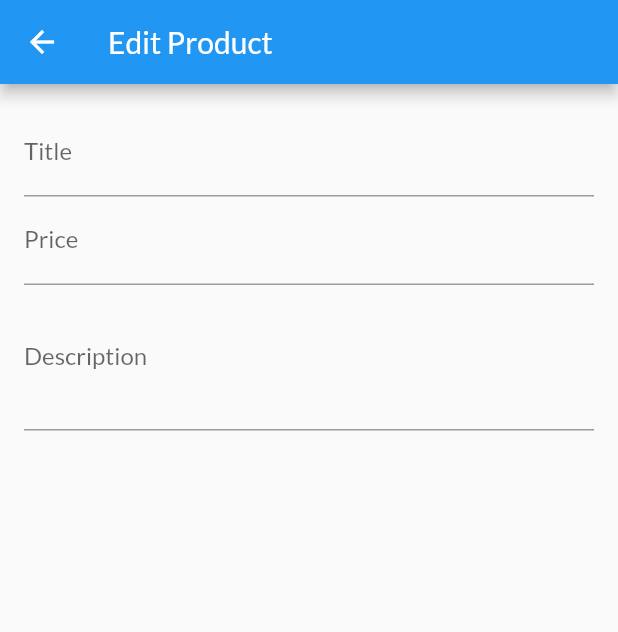
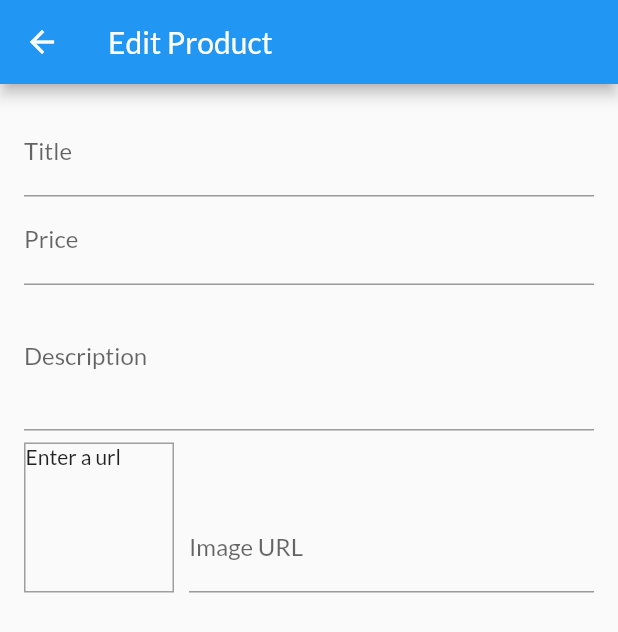
Before and after one commit to yusuf-delvi/myshop_flutter, a Flutter app: the EditProductPage screen opened by its route, on a phone screen of 412 x 824 dp. Shown: the top 632 px of the screen. Run offline on Flutter 3.47's test engine with Material 2 defaults, Android fonts, the phone set to English and light mode, and no system bars; network calls fail.

Commit message:
add image input and preview

```diff
--- a/lib/pages/edit_product_page.dart
+++ b/lib/pages/edit_product_page.dart
@@ -12,12 +12,30 @@
 class _EditProductPageState extends State<EditProductPage> {
   final _priceFocusNode = FocusNode();
   final _desriptionFocusNode = FocusNode();
+  final _imageUrlController = TextEditingController();
+  final _imageUrlFocusNode = FocusNode();
+
+  @override
+  void initState() {
+    _imageUrlFocusNode.addListener(_updateImageUrl);
+    super.initState();
+  }
 
   @override
   void dispose() {
+    _imageUrlFocusNode.removeListener(_updateImageUrl);
     _priceFocusNode.dispose();
     _desriptionFocusNode.dispose();
+    _imageUrlController.dispose();
+    _imageUrlFocusNode.dispose();
+
     super.dispose();
+  }
+
+  void _updateImageUrl() {
+    if (!_imageUrlFocusNode.hasFocus) {
+      setState(() {});
+    }
   }
 
   @override
@@ -29,7 +47,8 @@
       body: Padding(
         padding: const EdgeInsets.all(16),
         child: Form(
-          child: ListView(
+          child: SingleChildScrollView(
+            child: Column(
               children: [
                 TextFormField(
                   decoration: const InputDecoration(label: Text('Title')),
@@ -53,7 +72,49 @@
                   keyboardType: TextInputType.multiline,
                   focusNode: _desriptionFocusNode,
                 ),
+                Row(
+                  crossAxisAlignment: CrossAxisAlignment.end,
+                  children: [
+                    Container(
+                      width: 100,
+                      height: 100,
+                      margin: const EdgeInsets.only(
+                        top: 8,
+                        right: 10,
+                      ),
+                      decoration: BoxDecoration(
+                        border: Border.all(
+                          width: 1,
+                          color: Colors.grey,
+                        ),
+                      ),
+                      child: _imageUrlController.text.isEmpty
+                          ? const Text('Enter a url')
+                          : FittedBox(
+                              child: Image.network(
+                                _imageUrlController.text,
+                                fit: BoxFit.cover,
+                              ),
+                            ),
+                    ),
+                    Expanded(
+                      child: TextFormField(
+                        decoration: const InputDecoration(
+                          labelText: 'Image URL',
+                        ),
+                        keyboardType: TextInputType.url,
+                        textInputAction: TextInputAction.done,
+                        controller: _imageUrlController,
+                        focusNode: _imageUrlFocusNode,
+                        // onEditingComplete: () {
+                        //   setState(() {});
+                        // },
+                      ),
+                    ),
                   ],
+                ),
+              ],
+            ),
           ),
         ),
       ),
```
Lines whose indentation alone changed are shown as unchanged.
